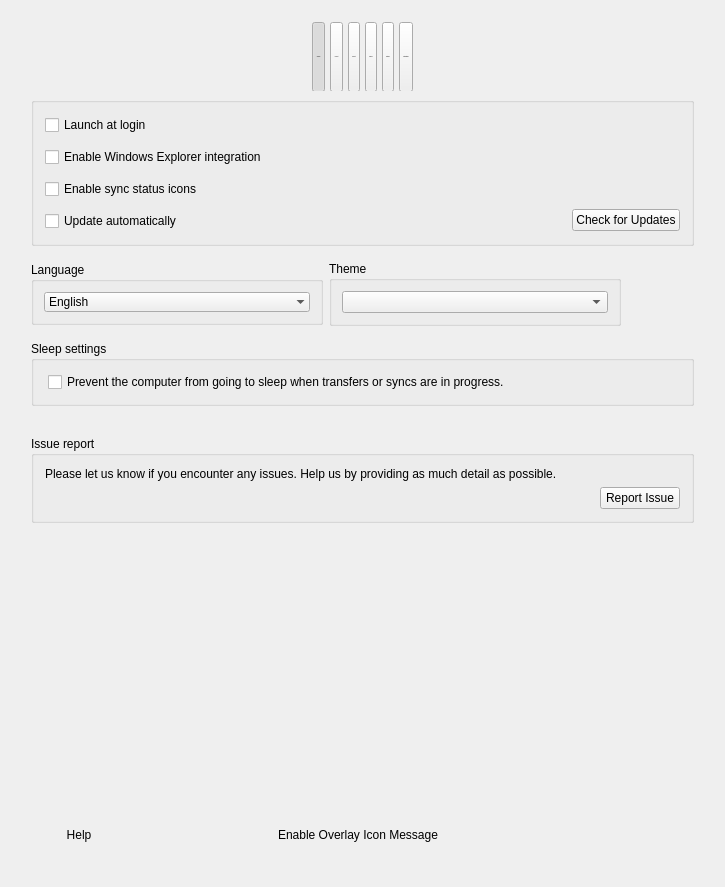
This is src/MEGASync/gui/ui/SettingsDialog.ui in meganz/MEGAsync as Qt 5 draws it before an edit. The edited form follows.
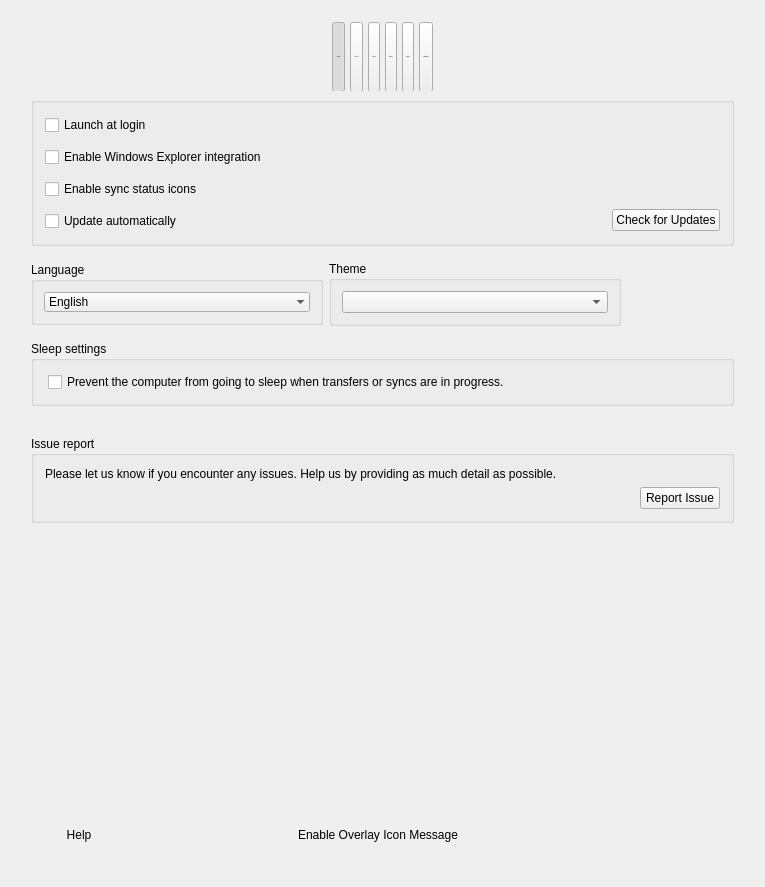
This is the edited form. Icons and pictures are not drawn. Custom widgets are drawn as their Qt base class.

Commit message: SNC-3941: Increase width to spanish size width.

Patch:
```diff
--- a/src/MEGASync/gui/ui/SettingsDialog.ui
+++ b/src/MEGASync/gui/ui/SettingsDialog.ui
@@ -6,13 +6,13 @@
    <rect>
     <x>0</x>
     <y>0</y>
-    <width>725</width>
+    <width>765</width>
     <height>887</height>
    </rect>
   </property>
   <property name="minimumSize">
    <size>
-    <width>725</width>
+    <width>765</width>
     <height>887</height>
    </size>
   </property>
```
The commit also changes 1 other file.
